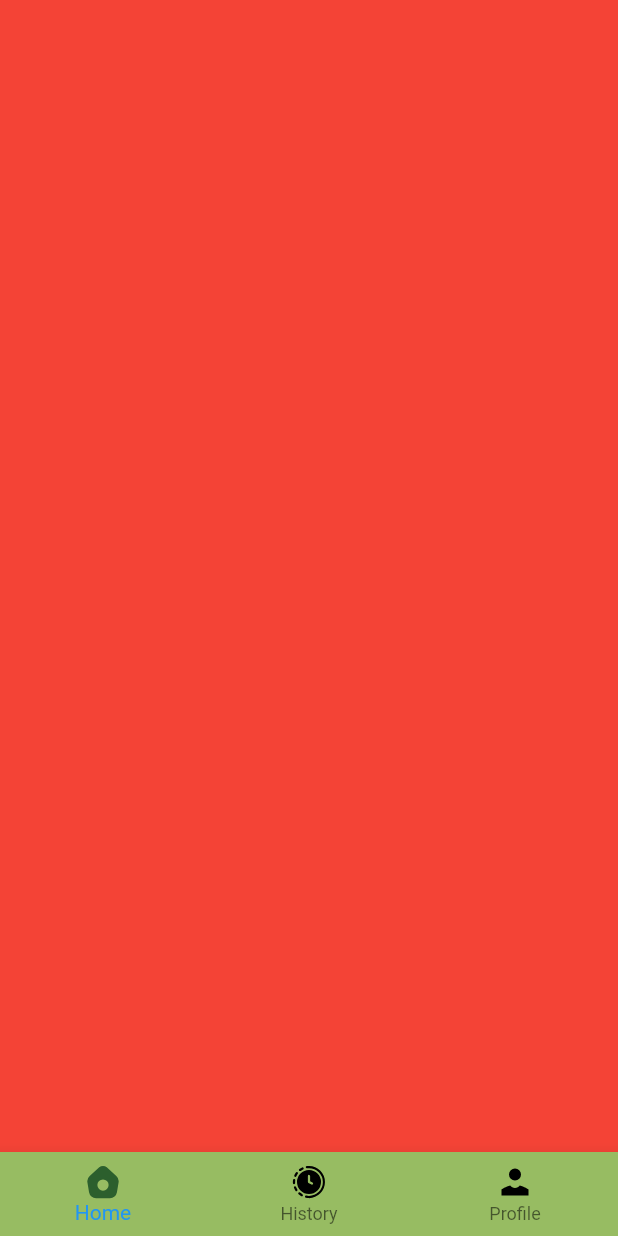
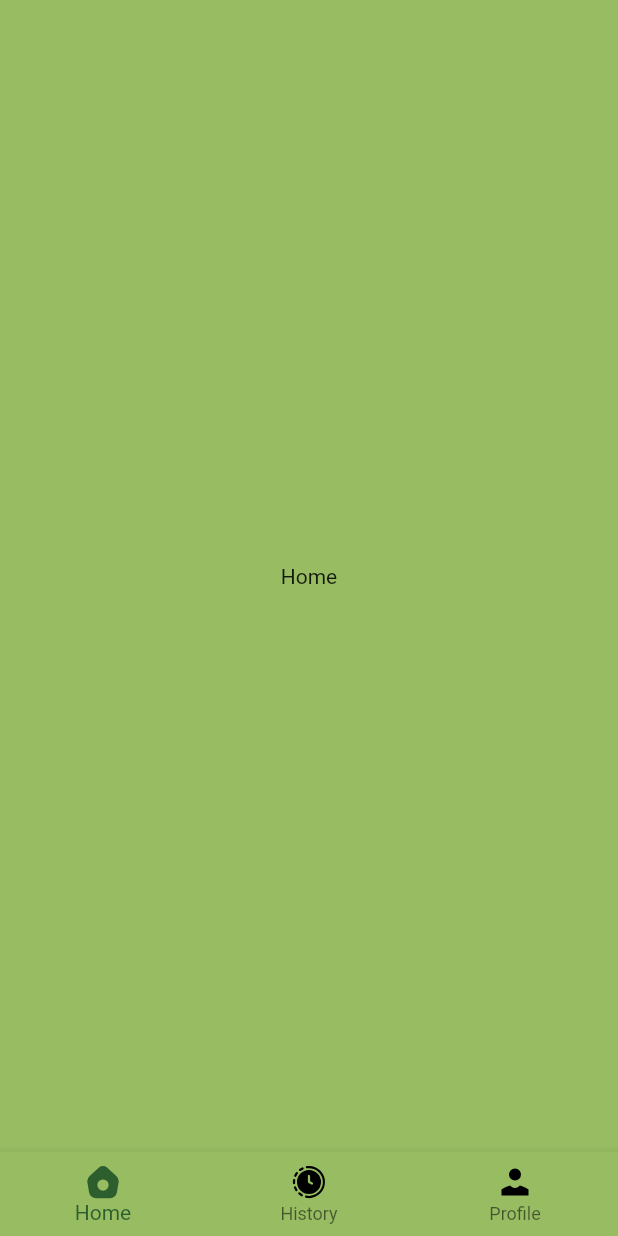
Before and after one commit to Williamtobs/find_logistics, a Flutter app: the Dashboard screen opened directly, on a phone screen of 412 x 824 dp. Run offline on Flutter 3.47's test engine with Material 2 defaults, Android fonts, the phone set to English and light mode, and no system bars; our stand-ins replace country_picker, flutter_svg, google_fonts, smooth_page_indicator.

Commit message:
bottom nav

```diff
--- a/lib/src/screens/dashboard/dashboard.dart
+++ b/lib/src/screens/dashboard/dashboard.dart
@@ -13,8 +13,8 @@ class _DashboardState extends State<Dashboard> {
   int _currentIndex = 0;
 
   final List pages = [
-    Container(
-      color: Colors.red,
+    Center(
+      child: Text('Home'),
     ),
     Container(
       color: Colors.green,
@@ -27,11 +27,13 @@ class _DashboardState extends State<Dashboard> {
   @override
   Widget build(BuildContext context) {
     return Scaffold(
+      backgroundColor: secondaryColor,
       body: pages[_currentIndex],
       bottomNavigationBar: BottomNavigationBar(
         type: BottomNavigationBarType.fixed,
         currentIndex: _currentIndex,
         backgroundColor: secondaryColor,
+        selectedItemColor: primaryColor,
         onTap: (value) {
           setState(() {
             _currentIndex = value;
```
Also changed, not shown: lib/src/screens/auth/login/login.dart (+11 -1 lines), lib/src/screens/tabs/home/home.dart (added, +12 -0 lines), pubspec.lock.
